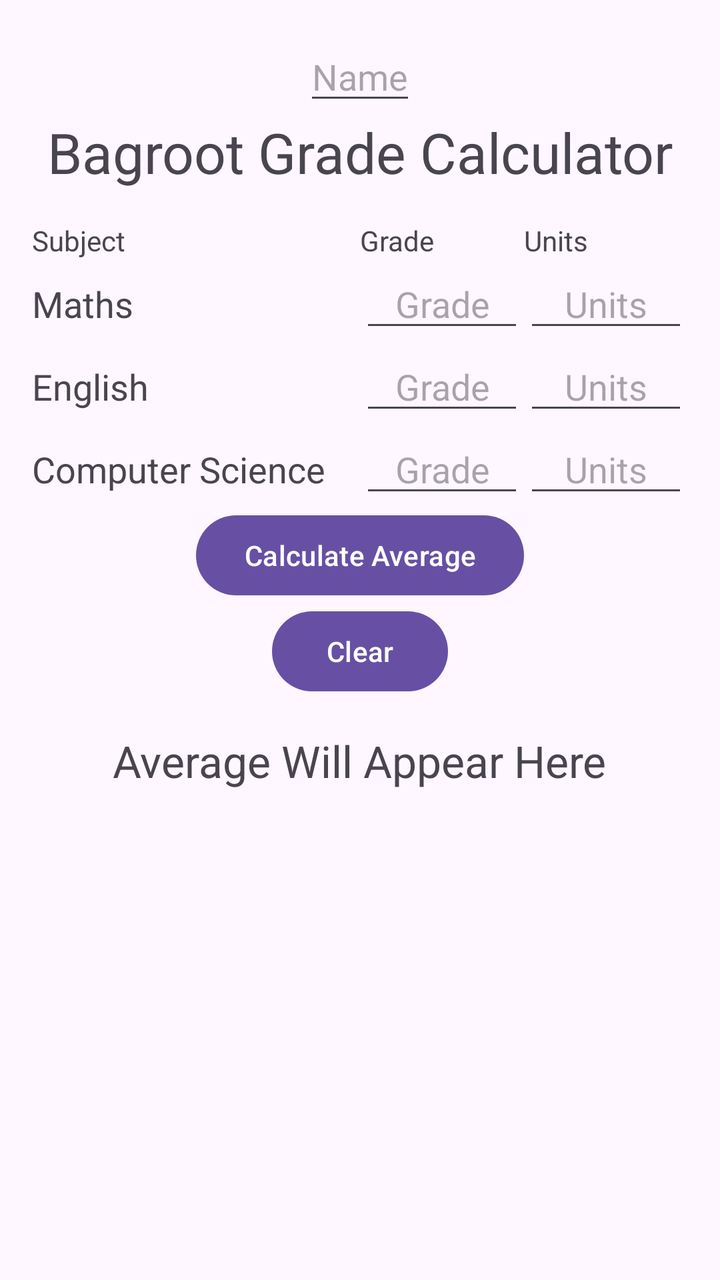
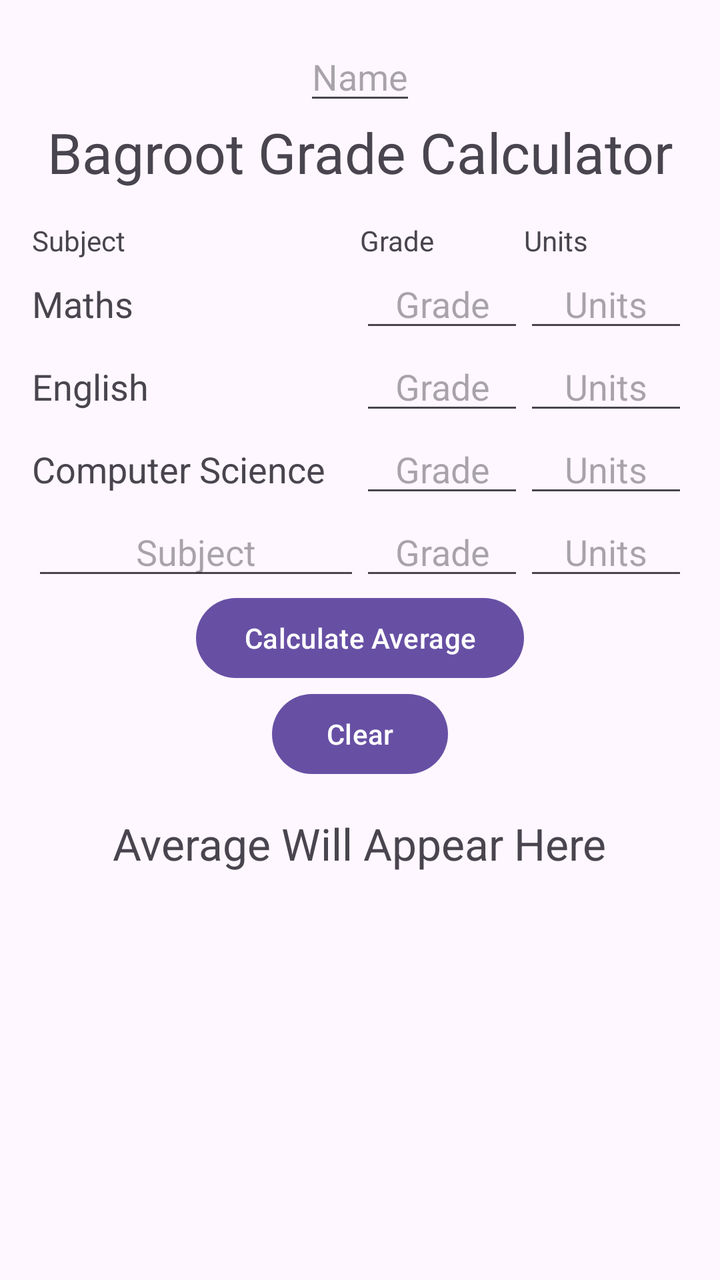

Screens rendered from an Android XML layout before and after an edit, with the pre-edit source and the edit as a unified diff.
<!-- AndroidManifest.xml: application theme Theme.GradeAverage -->
<!-- res/layout/activity_main.xml -->
<?xml version="1.0" encoding="utf-8"?>
<LinearLayout xmlns:android="http://schemas.android.com/apk/res/android"
    android:id="@+id/main"
    android:layout_width="match_parent"
    android:layout_height="match_parent"
    android:orientation="vertical"
    android:padding="16dp">


    <EditText
        android:id="@+id/etName"
        android:layout_width="wrap_content"
        android:layout_height="wrap_content"
        android:hint="Name"
        android:layout_gravity="center_horizontal"
        android:inputType="textPersonName"/>

    
    <TextView
        android:layout_width="wrap_content"
        android:layout_height="wrap_content"
        android:text="Bagroot Grade Calculator"
        android:layout_gravity="center_horizontal"
        android:textSize="28sp"
        android:layout_marginBottom="16dp"/>

    <LinearLayout
        android:layout_width="match_parent"
        android:layout_height="wrap_content"
        android:orientation="horizontal">

        <TextView
            android:layout_width="0dp"
            android:layout_height="wrap_content"
            android:layout_weight="2"
            android:text="Subject"/>
        <TextView
            android:layout_width="0dp"
            android:layout_height="wrap_content"
            android:layout_weight="1"
            android:layout_gravity="center"
            android:text="Grade"/>
        <TextView
            android:layout_width="0dp"
            android:layout_height="wrap_content"
            android:layout_weight="1"
            android:layout_gravity="center"
            android:text="Units"/>

    </LinearLayout>

    <LinearLayout
        android:layout_width="match_parent"
        android:layout_height="wrap_content"
        android:orientation="horizontal">

        <TextView
            android:layout_width="0dp"
            android:layout_height="wrap_content"
            android:layout_weight="2"
            android:text="Maths"
            android:textSize="18sp" />

        <EditText
            android:id="@+id/etGrade1"
            android:layout_width="0dp"
            android:layout_height="wrap_content"
            android:layout_weight="1"
            android:hint="Grade"
            android:gravity="center"
            android:maxLength="3"
            android:inputType="number"/>

        <EditText
            android:id="@+id/etUnits1"
            android:layout_width="0dp"
            android:layout_height="wrap_content"
            android:layout_weight="1"
            android:hint="Units"
            android:gravity="center"
            android:maxLength="1"
            android:inputType="number"/>

    </LinearLayout>

    <LinearLayout
        android:layout_width="match_parent"
        android:layout_height="wrap_content"
        android:orientation="horizontal">

        <TextView
            android:layout_width="0dp"
            android:layout_height="wrap_content"
            android:layout_weight="2"
            android:text="English"
            android:textSize="18sp" />

        <EditText
            android:id="@+id/etGrade2"
            android:layout_width="0dp"
            android:layout_height="wrap_content"
            android:layout_weight="1"
            android:hint="Grade"
            android:gravity="center"
            android:maxLength="3"
            android:inputType="number"/>

        <EditText
            android:id="@+id/etUnits2"
            android:layout_width="0dp"
            android:layout_height="wrap_content"
            android:layout_weight="1"
            android:hint="Units"
            android:gravity="center"
            android:maxLength="1"
            android:inputType="number"/>

    </LinearLayout>

    <LinearLayout
        android:layout_width="match_parent"
        android:layout_height="wrap_content"
        android:orientation="horizontal">

        <TextView
            android:layout_width="0dp"
            android:layout_height="wrap_content"
            android:layout_weight="2"
            android:text="Computer Science"
            android:textSize="18sp" />

        <EditText
            android:id="@+id/etGrade3"
            android:layout_width="0dp"
            android:layout_height="wrap_content"
            android:layout_weight="1"
            android:hint="Grade"
            android:gravity="center"
            android:maxLength="3"
            android:inputType="number"/>

        <EditText
            android:id="@+id/etUnits3"
            android:layout_width="0dp"
            android:layout_height="wrap_content"
            android:layout_weight="1"
            android:hint="Units"
            android:gravity="center"
            android:maxLength="1"
            android:inputType="number"/>

    </LinearLayout>

    <Button
        android:id="@+id/btnCalc"
        android:layout_width="wrap_content"
        android:layout_height="wrap_content"
        android:layout_gravity="center_horizontal"
        android:text="Calculate Average"/>

    <Button
        android:id="@+id/btnClear"
        android:layout_width="wrap_content"
        android:layout_height="wrap_content"
        android:layout_gravity="center_horizontal"
        android:text="Clear"/>


    <TextView
        android:id="@+id/tvAverage"
        android:layout_width="wrap_content"
        android:layout_height="wrap_content"
        android:layout_gravity="center_horizontal"
        android:textSize="22sp"
        android:padding="16dp"
        android:text="Average Will Appear Here"/>
</LinearLayout>
<!-- resources referenced by this layout -->
<resources>
  <style name="Theme.GradeAverage" parent="Base.Theme.GradeAverage" />
  <style name="Base.Theme.GradeAverage" parent="Theme.Material3.DayNight.NoActionBar">
          
          
      </style>
</resources>

<!-- the commit's change to res/layout/activity_main.xml (unified diff, before → after) -->
@@ -151,6 +151,43 @@
 
     </LinearLayout>
 
+    <LinearLayout
+        android:layout_width="match_parent"
+        android:layout_height="wrap_content"
+        android:orientation="horizontal">
+
+        <EditText
+            android:id="@+id/etSubject4"
+            android:layout_width="0dp"
+            android:layout_height="wrap_content"
+            android:layout_weight="2"
+            android:hint="Subject"
+            android:gravity="center"
+            android:maxLength="3"
+            android:inputType="text"/>
+
+        <EditText
+            android:id="@+id/etGrade4"
+            android:layout_width="0dp"
+            android:layout_height="wrap_content"
+            android:layout_weight="1"
+            android:hint="Grade"
+            android:gravity="center"
+            android:maxLength="3"
+            android:inputType="number"/>
+
+        <EditText
+            android:id="@+id/etUnits4"
+            android:layout_width="0dp"
+            android:layout_height="wrap_content"
+            android:layout_weight="1"
+            android:hint="Units"
+            android:gravity="center"
+            android:maxLength="1"
+            android:inputType="number"/>
+
+    </LinearLayout>
+
     <Button
         android:id="@+id/btnCalc"
         android:layout_width="wrap_content"
